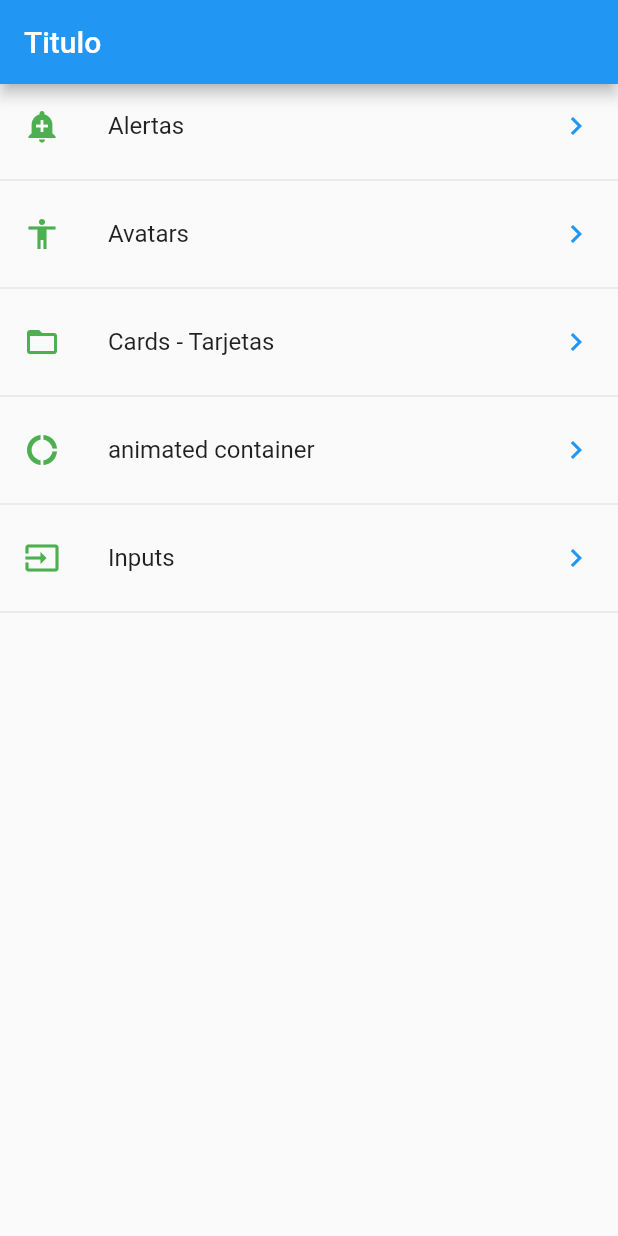
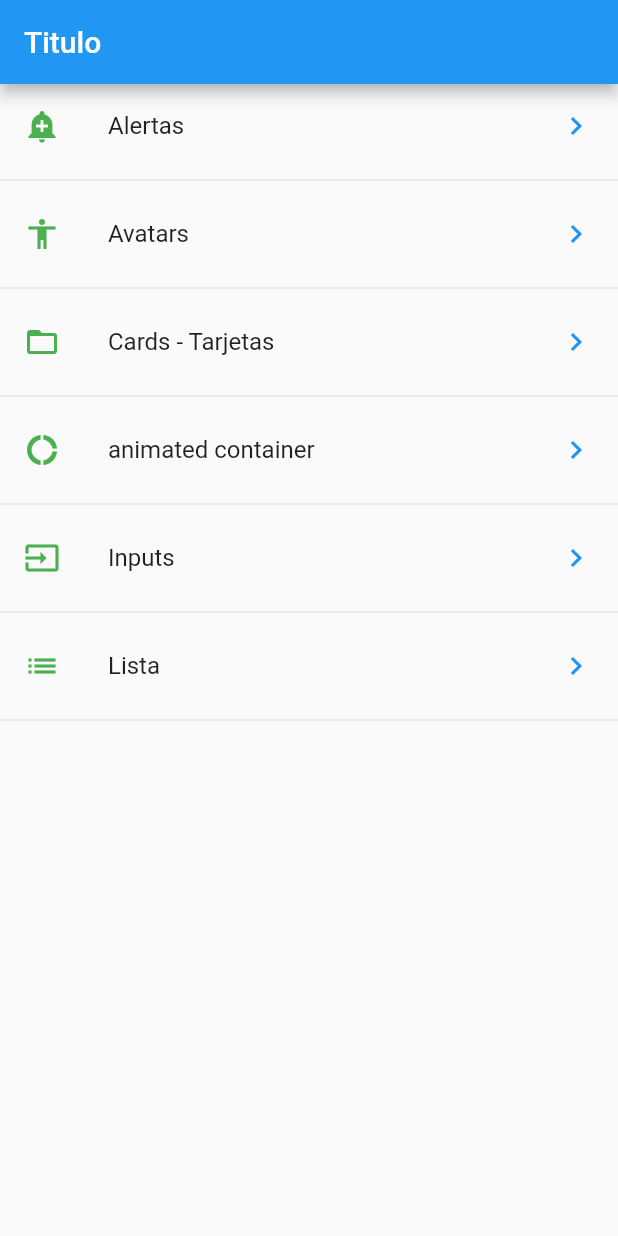
Before and after one commit to Marisabel-Condori/ejemplos-de-witgets-basics, a Flutter app: the screen it shows after launch, on a phone screen of 412 x 824 dp. Run offline on Flutter 3.47's test engine with Material 2 defaults, Android fonts, the phone set to English and light mode, and no system bars.

Commit message:
creando slides

```diff
--- a/data/menu_opts.json
+++ b/data/menu_opts.json
@@ -25,6 +25,11 @@
             "ruta" : "input",
             "icon" : "Input",
             "texto": "Inputs"
+        },
+        {
+            "ruta" : "lista",
+            "icon" : "lista",
+            "texto": "Lista"
         }
     ]
 }
--- a/lib/routes/routes.dart
+++ b/lib/routes/routes.dart
@@ -1,6 +1,7 @@
 import 'package:componentes/pages/animated_container.dart';
 import 'package:componentes/pages/card_pages.dart';
 import 'package:componentes/pages/input_pages.dart';
+import 'package:componentes/pages/slides_page.dart';
 import 'package:flutter/material.dart';
 
 
@@ -16,5 +17,6 @@ Map<String, WidgetBuilder> getAplicaciones(){
         'card'  : (BuildContext context) => CardPages(),
         'animatedContainer'  : (BuildContext context) => AnimatedContainerPage(),
         'input' : (BuildContext context) => InputPages(),
+        'lista' : (BuildContext context) => SlidesPage()
       };
 }
--- a/lib/utils/icon_string_util.dart
+++ b/lib/utils/icon_string_util.dart
@@ -6,7 +6,8 @@ final _icons = <String, IconData> {
   "folder_open"     : Icons.folder_open,
   "accessibility"   : Icons.accessibility,
   "donut_large"     : Icons.donut_large,
-  "Input"           : Icons.input
+  "Input"           : Icons.input,
+  "lista"           : Icons.list
 };
 
 Icon getIcon(String nombreIcono){
```
Also changed, not shown: lib/pages/slides_page.dart (added, +38 -0 lines).
